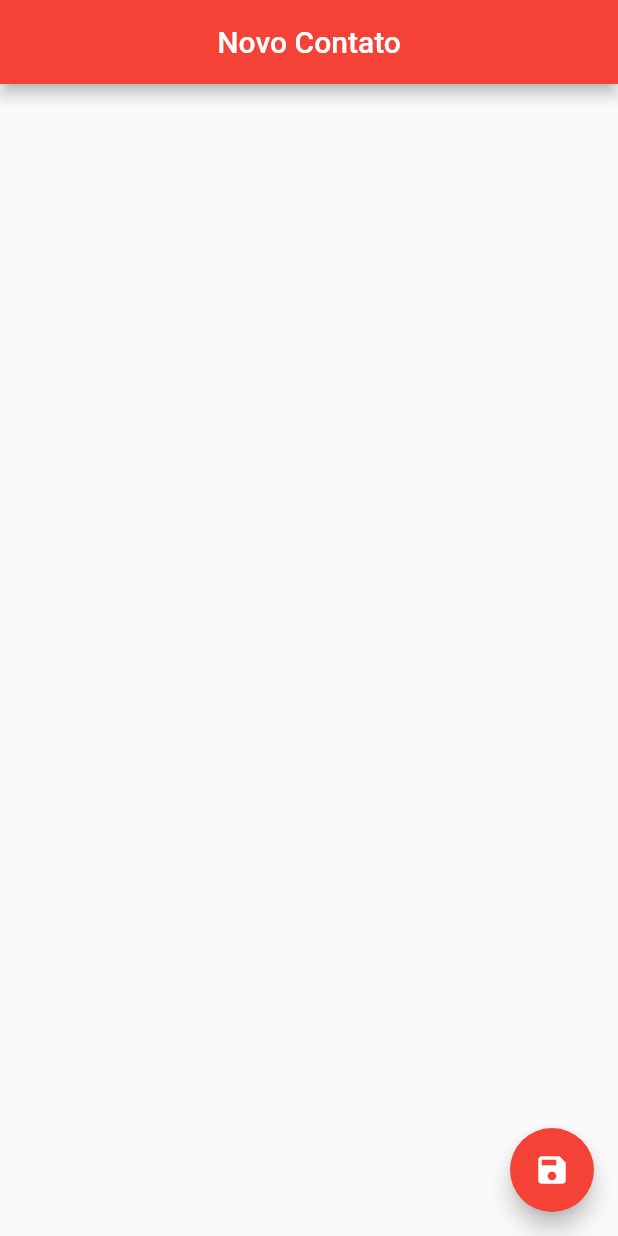
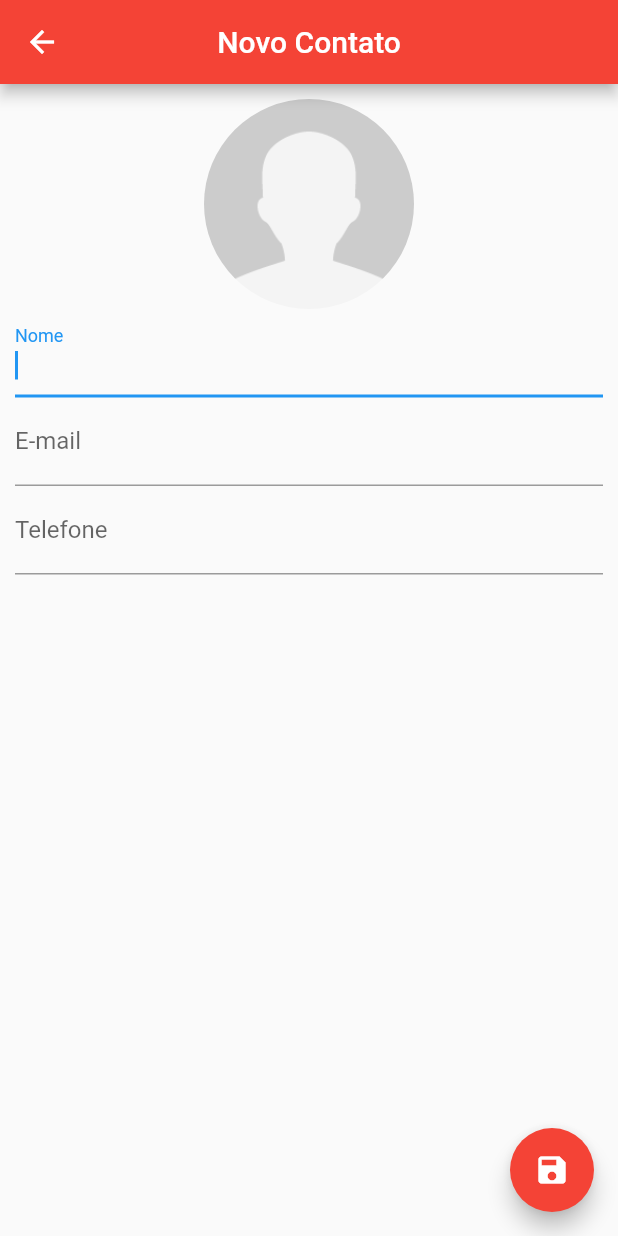
Before and after one commit to nogueirawagner/flutter-agenda-contatos, a Flutter app: the ContactPage screen opened directly, after a tap on the "save" icon, on a phone screen of 412 x 824 dp. Run offline on Flutter 3.47's test engine with Material 2 defaults, Android fonts, the phone set to English and light mode, and no system bars; our stand-ins replace sqflite; accounts and stored records are empty.

Commit message:
Criando opções de salvar o contato

```diff
--- a/app/lib/main.dart
+++ b/app/lib/main.dart
@@ -1,8 +1,7 @@
-import 'package:app/view/contact_page.dart';
 import 'package:app/view/home_page.dart';
 import 'package:flutter/material.dart';
 
 void main() => runApp(MaterialApp(
-  home: ContactPage(),
+  home: HomePage(),
   debugShowCheckedModeBanner: false,
 ));
--- a/app/lib/view/contact_page.dart
+++ b/app/lib/view/contact_page.dart
@@ -1,3 +1,5 @@
+import 'dart:io';
+
 import 'package:app/model/contact.dart';
 import 'package:flutter/material.dart';
 
@@ -10,7 +12,13 @@ class ContactPage extends StatefulWidget {
 }
 
 class _ContactPageState extends State<ContactPage> {
+  final _nameController = TextEditingController();
+  final _phoneController = TextEditingController();
+  final _emailController = TextEditingController();
+  final _nameFocus = FocusNode();
+
   Contact _editedContact;
+  bool _userEdited = false;
 
   void initState() {
     super.initState();
@@ -19,6 +27,12 @@ class _ContactPageState extends State<ContactPage> {
       _editedContact = Contact();
     } else {
       _editedContact = Contact.fromMap(widget.contact.toMap());
+
+      setState(() {
+        _nameController.text = _editedContact.name;
+        _phoneController.text = _editedContact.phone;
+        _emailController.text = _editedContact.email;
+      });
     }
   }
 
@@ -29,14 +43,66 @@ class _ContactPageState extends State<ContactPage> {
         backgroundColor: Colors.red,
         title: Text(_editedContact.name ?? "Novo Contato"),
         centerTitle: true,
+      ),
+      floatingActionButton: FloatingActionButton(
+        onPressed: () {
+          if (_editedContact.name != null && _editedContact.name.isNotEmpty) {
+            Navigator.pop(context, _editedContact);
+          }else{
+            FocusScope.of(context).requestFocus(_nameFocus);
+          }
+        },
+        child: Icon(Icons.save),
+        backgroundColor: Colors.red,
+      ),
+      body: SingleChildScrollView(
+        padding: EdgeInsets.all(10.0),
+        child: Column(
+          children: <Widget>[
+            GestureDetector(
+              child: Container(
+                width: 140.0,
+                height: 140.0,
+                decoration: BoxDecoration(
+                    shape: BoxShape.circle,
+                    image: DecorationImage(
+                        image: _editedContact.img != null
+                            ? FileImage(File(_editedContact.img))
+                            : AssetImage("images/person.png"))),
+              ),
+            ),
+            TextField(
+              controller: _nameController,
+              focusNode: _nameFocus,
+              decoration: InputDecoration(labelText: "Nome"),
+              onChanged: (text) {
+                setState(() {
+                  _userEdited = true;
+                  _editedContact.name = text;
+                });
+              },
+            ),
+            TextField(
+              controller: _emailController,
+              decoration: InputDecoration(labelText: "E-mail"),
+              onChanged: (text) {
+                _userEdited = true;
+                _editedContact.email = text;
+              },
+              keyboardType: TextInputType.emailAddress,
+            ),
+            TextField(
+              controller: _phoneController,
+              decoration: InputDecoration(labelText: "Telefone"),
+              onChanged: (text) {
+                _userEdited = true;
+                _editedContact.phone = text;
+              },
+              keyboardType: TextInputType.phone,
+            ),
+          ],
         ),
-        floatingActionButton: FloatingActionButton(
-          onPressed: (){},
-          child: Icon(Icons.save),
-          backgroundColor: Colors.red,
-
-        ),
-
+      ),
     );
   }
 }
```
Also changed, not shown: app/lib/view/home_page.dart (+35 -9 lines).
